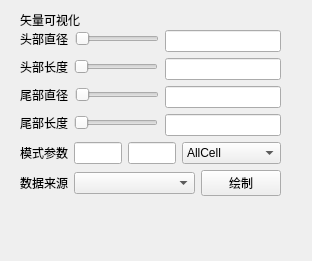
Old version of the form Qt/Resources/UI/igVector.ui in the repository hu-shuhan/editOpeniGame.
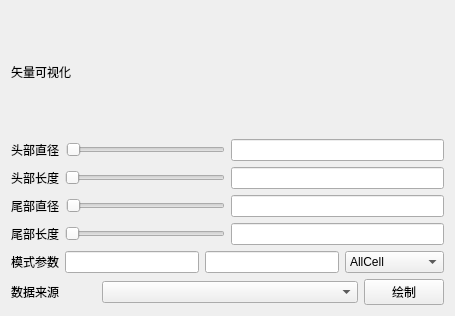
New version of the form.

Patch:
```diff
--- a/Qt/Resources/UI/igVector.ui
+++ b/Qt/Resources/UI/igVector.ui
@@ -6,8 +6,8 @@
    <rect>
     <x>0</x>
     <y>0</y>
-    <width>312</width>
-    <height>261</height>
+    <width>455</width>
+    <height>316</height>
    </rect>
   </property>
   <property name="sizePolicy">
@@ -25,30 +25,19 @@
   <property name="windowTitle">
    <string>Form</string>
   </property>
+  <layout class="QVBoxLayout" name="verticalLayout_2">
+   <item>
+    <layout class="QVBoxLayout" name="verticalLayout">
+     <item>
   <widget class="QLabel" name="label">
-   <property name="geometry">
-    <rect>
-     <x>20</x>
-     <y>10</y>
-     <width>161</width>
-     <height>20</height>
-    </rect>
-   </property>
    <property name="text">
     <string>矢量可视化</string>
    </property>
   </widget>
-  <widget class="QWidget" name="layoutWidget">
-   <property name="geometry">
-    <rect>
-     <x>20</x>
-     <y>30</y>
-     <width>261</width>
-     <height>204</height>
-    </rect>
-   </property>
-   <layout class="QFormLayout" name="formLayout">
-    <item row="0" column="0">
+     </item>
+     <item>
+      <layout class="QHBoxLayout" name="horizontalLayout_2">
+       <item>
      <layout class="QHBoxLayout" name="horizontalLayout">
       <item>
        <widget class="QLabel" name="label_2">
@@ -66,10 +55,14 @@
       </item>
      </layout>
     </item>
-    <item row="0" column="1">
+       <item>
      <widget class="QLineEdit" name="headRlineEdit"/>
     </item>
-    <item row="1" column="0">
+      </layout>
+     </item>
+     <item>
+      <layout class="QHBoxLayout" name="horizontalLayout_6">
+       <item>
      <layout class="QHBoxLayout" name="horizontalLayout_3">
       <item>
        <widget class="QLabel" name="label_3">
@@ -87,10 +80,14 @@
       </item>
      </layout>
     </item>
-    <item row="1" column="1">
+       <item>
      <widget class="QLineEdit" name="headLlineEdit"/>
     </item>
-    <item row="2" column="0">
+      </layout>
+     </item>
+     <item>
+      <layout class="QHBoxLayout" name="horizontalLayout_8">
+       <item>
      <layout class="QHBoxLayout" name="horizontalLayout_4">
       <item>
        <widget class="QLabel" name="label_4">
@@ -108,10 +105,14 @@
       </item>
      </layout>
     </item>
-    <item row="2" column="1">
+       <item>
      <widget class="QLineEdit" name="tailRlineEdit"/>
     </item>
-    <item row="3" column="0">
+      </layout>
+     </item>
+     <item>
+      <layout class="QHBoxLayout" name="horizontalLayout_10">
+       <item>
      <layout class="QHBoxLayout" name="horizontalLayout_5">
       <item>
        <widget class="QLabel" name="label_5">
@@ -129,31 +130,12 @@
       </item>
      </layout>
     </item>
-    <item row="3" column="1">
+       <item>
      <widget class="QLineEdit" name="tailLlineEdit"/>
     </item>
-    <item row="5" column="0" colspan="2">
-     <layout class="QHBoxLayout" name="horizontalLayout_7" stretch="1,3,0">
-      <item>
-       <widget class="QLabel" name="label_6">
-        <property name="text">
-         <string>数据来源</string>
-        </property>
-       </widget>
-      </item>
-      <item>
-       <widget class="QComboBox" name="comboBox"/>
-      </item>
-      <item>
-       <widget class="QPushButton" name="DrawButton">
-        <property name="text">
-         <string>绘制</string>
-        </property>
-       </widget>
-      </item>
-     </layout>
-    </item>
-    <item row="4" column="0" colspan="2">
+      </layout>
+     </item>
+     <item>
      <layout class="QHBoxLayout" name="horizontalLayout_9">
       <item>
        <widget class="QLabel" name="label_7">
@@ -189,8 +171,30 @@
       </item>
      </layout>
     </item>
-   </layout>
-  </widget>
+     <item>
+      <layout class="QHBoxLayout" name="horizontalLayout_7" stretch="1,3,0">
+       <item>
+        <widget class="QLabel" name="label_6">
+         <property name="text">
+          <string>数据来源</string>
+         </property>
+        </widget>
+       </item>
+       <item>
+        <widget class="QComboBox" name="comboBox"/>
+       </item>
+       <item>
+        <widget class="QPushButton" name="DrawButton">
+         <property name="text">
+          <string>绘制</string>
+         </property>
+        </widget>
+       </item>
+      </layout>
+     </item>
+    </layout>
+   </item>
+  </layout>
  </widget>
  <resources/>
  <connections/>
```
Lines whose indentation alone changed are shown as unchanged.
